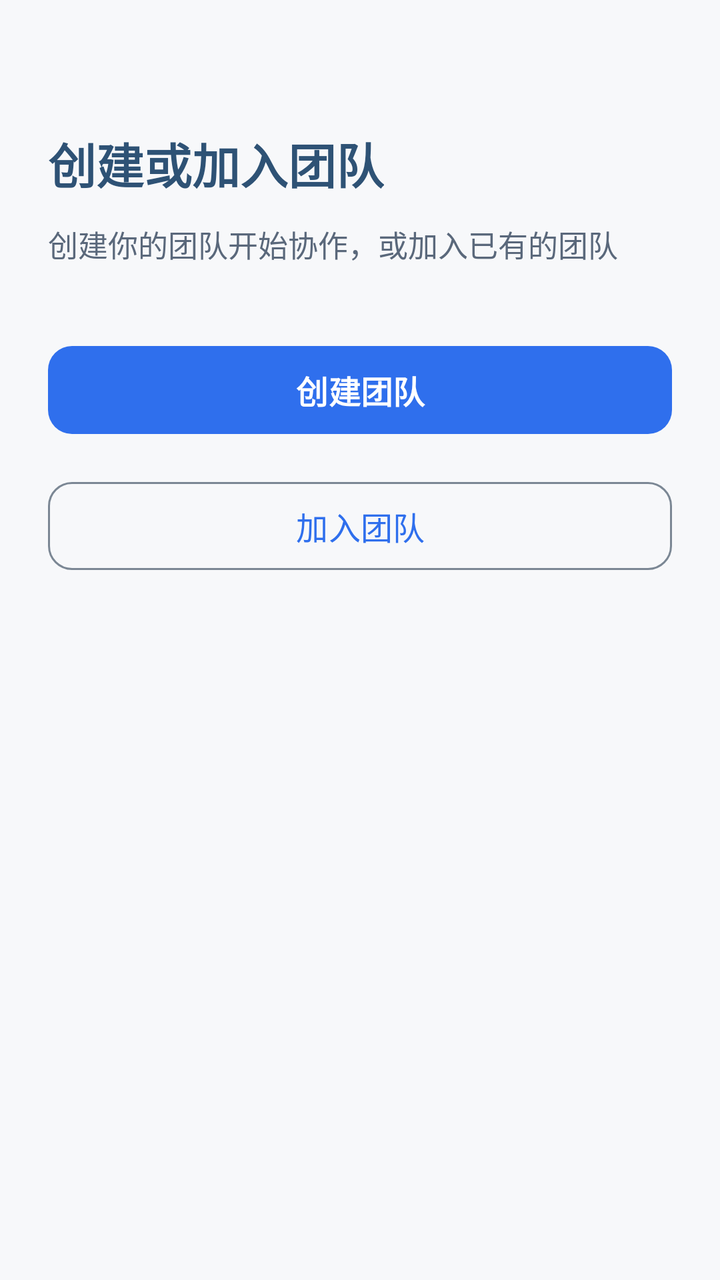
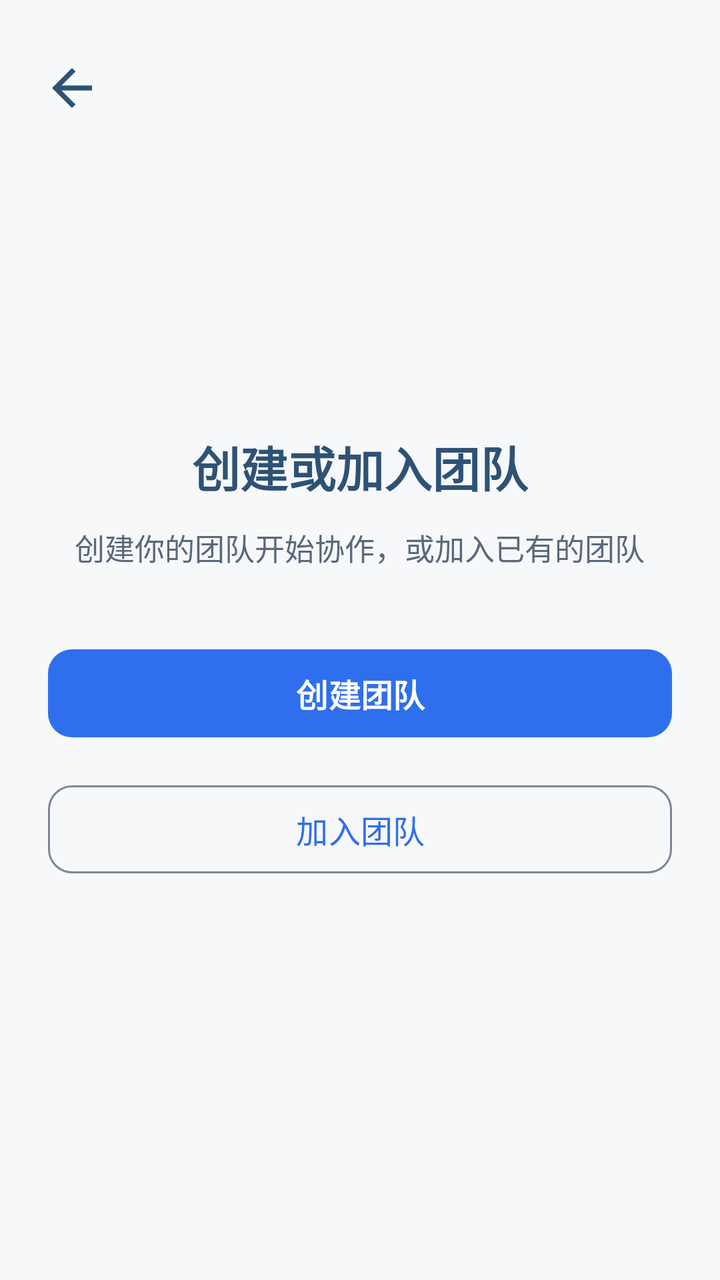

Before-and-after screenshots of an Android layout around one commit, followed by the original layout XML and the change that was made.
<!-- AndroidManifest.xml: application theme Theme.Qgent -->
<!-- res/layout/activity_team_entry.xml -->
<?xml version="1.0" encoding="utf-8"?>
<androidx.constraintlayout.widget.ConstraintLayout xmlns:android="http://schemas.android.com/apk/res/android"
    xmlns:app="http://schemas.android.com/apk/res-auto"
    android:layout_width="match_parent"
    android:layout_height="match_parent"
    android:background="@color/off_white"
    android:paddingHorizontal="24dp">

    <TextView
        android:id="@+id/tvTitle"
        android:layout_width="wrap_content"
        android:layout_height="wrap_content"
        android:layout_marginTop="64dp"
        android:text="@string/team_entry_title"
        android:textColor="@color/navy"
        android:textSize="24sp"
        android:textStyle="bold"
        app:layout_constraintStart_toStartOf="parent"
        app:layout_constraintTop_toTopOf="parent" />

    <TextView
        android:id="@+id/tvSubtitle"
        android:layout_width="wrap_content"
        android:layout_height="wrap_content"
        android:layout_marginTop="12dp"
        android:text="@string/team_entry_subtitle"
        android:textColor="@color/slate_gray"
        android:textSize="15sp"
        app:layout_constraintStart_toStartOf="parent"
        app:layout_constraintTop_toBottomOf="@id/tvTitle" />

    <com.google.android.material.button.MaterialButton
        android:id="@+id/btnCreateTeam"
        android:layout_width="0dp"
        android:layout_height="wrap_content"
        android:layout_marginTop="36dp"
        android:minHeight="52dp"
        android:text="@string/team_entry_create"
        android:textSize="16sp"
        android:textStyle="bold"
        app:cornerRadius="12dp"
        app:layout_constraintEnd_toEndOf="parent"
        app:layout_constraintStart_toStartOf="parent"
        app:layout_constraintTop_toBottomOf="@id/tvSubtitle" />

    <com.google.android.material.button.MaterialButton
        android:id="@+id/btnJoinTeam"
        style="@style/Widget.Material3.Button.OutlinedButton"
        android:layout_width="0dp"
        android:layout_height="wrap_content"
        android:layout_marginTop="16dp"
        android:minHeight="52dp"
        android:text="@string/team_entry_join"
        android:textSize="16sp"
        app:cornerRadius="12dp"
        app:layout_constraintEnd_toEndOf="parent"
        app:layout_constraintStart_toStartOf="parent"
        app:layout_constraintTop_toBottomOf="@id/btnCreateTeam" />

</androidx.constraintlayout.widget.ConstraintLayout>
<!-- resources referenced by this layout -->
<resources>
  <color name="navy">#2E5275</color>
  <color name="off_white">#F7F8FA</color>
  <color name="slate_gray">#5A687B</color>
  <string name="team_entry_create">创建团队</string>
  <string name="team_entry_join">加入团队</string>
  <string name="team_entry_subtitle">创建你的团队开始协作，或加入已有的团队</string>
  <string name="team_entry_title">创建或加入团队</string>
  <style name="Theme.Qgent" parent="Base.Theme.Qgent" />
  <style name="Base.Theme.Qgent" parent="Theme.Material3.DayNight.NoActionBar">
          <item name="colorPrimary">@color/primary</item>
          <item name="colorOnPrimary">@color/white</item>
          <item name="colorPrimaryContainer">@color/primary_container</item>
          <item name="colorOnPrimaryContainer">@color/on_primary_container</item>
          <item name="colorSecondary">@color/teal</item>
          <item name="colorOnSecondary">@color/white</item>
          <item name="colorTertiary">@color/status_yellow</item>
          <item name="colorOnTertiary">@color/white</item>
          <item name="android:colorBackground">@color/off_white</item>
          <item name="colorSurface">@color/white</item>
          <item name="colorOnSurface">@color/charcoal</item>
          <item name="colorOnBackground">@color/charcoal</item>
          <item name="colorOutline">@color/gray</item>
          <item name="colorSurfaceVariant">@color/light_gray</item>
          <item name="colorOnSurfaceVariant">@color/gray_dark</item>
          <item name="android:statusBarColor">@android:color/transparent</item>
      </style>
  <color name="primary">#2F6FED</color>
  <color name="white">#FFFFFFFF</color>
  <color name="primary_container">#E6F0FF</color>
  <color name="on_primary_container">#001B3C</color>
  <color name="teal">#137C8A</color>
  <color name="status_yellow">#B7791F</color>
  <color name="charcoal">#17202A</color>
  <color name="gray">#7B8794</color>
  <color name="light_gray">#E4E9F0</color>
  <color name="gray_dark">#4B5563</color>
</resources>

<!-- the commit's change to res/layout/activity_team_entry.xml (unified diff, before → after) -->
@@ -3,58 +3,77 @@
     xmlns:app="http://schemas.android.com/apk/res-auto"
     android:layout_width="match_parent"
     android:layout_height="match_parent"
-    android:background="@color/off_white"
-    android:paddingHorizontal="24dp">
+    android:background="@color/off_white">
 
-    <TextView
-        android:id="@+id/tvTitle"
-        android:layout_width="wrap_content"
-        android:layout_height="wrap_content"
-        android:layout_marginTop="64dp"
-        android:text="@string/team_entry_title"
-        android:textColor="@color/navy"
-        android:textSize="24sp"
-        android:textStyle="bold"
+    <ImageButton
+        android:id="@+id/btnBackToLogin"
+        android:layout_width="48dp"
+        android:layout_height="48dp"
+        android:layout_marginStart="12dp"
+        android:layout_marginTop="20dp"
+        android:background="?attr/selectableItemBackgroundBorderless"
+        android:contentDescription="@string/team_entry_back_to_login"
+        android:padding="12dp"
+        android:src="@drawable/ic_back"
+        app:tint="@color/navy"
         app:layout_constraintStart_toStartOf="parent"
         app:layout_constraintTop_toTopOf="parent" />
 
-    <TextView
-        android:id="@+id/tvSubtitle"
-        android:layout_width="wrap_content"
-        android:layout_height="wrap_content"
-        android:layout_marginTop="12dp"
-        android:text="@string/team_entry_subtitle"
-        android:textColor="@color/slate_gray"
-        android:textSize="15sp"
-        app:layout_constraintStart_toStartOf="parent"
-        app:layout_constraintTop_toBottomOf="@id/tvTitle" />
-
-    <com.google.android.material.button.MaterialButton
-        android:id="@+id/btnCreateTeam"
+    <LinearLayout
         android:layout_width="0dp"
         android:layout_height="wrap_content"
-        android:layout_marginTop="36dp"
-        android:minHeight="52dp"
-        android:text="@string/team_entry_create"
-        android:textSize="16sp"
-        android:textStyle="bold"
-        app:cornerRadius="12dp"
+        android:layout_marginStart="24dp"
+        android:layout_marginEnd="24dp"
+        android:gravity="center_horizontal"
+        android:orientation="vertical"
+        app:layout_constraintBottom_toBottomOf="parent"
         app:layout_constraintEnd_toEndOf="parent"
         app:layout_constraintStart_toStartOf="parent"
-        app:layout_constraintTop_toBottomOf="@id/tvSubtitle" />
+        app:layout_constraintTop_toTopOf="parent"
+        app:layout_constraintVertical_bias="0.52">
 
-    <com.google.android.material.button.MaterialButton
-        android:id="@+id/btnJoinTeam"
-        style="@style/Widget.Material3.Button.OutlinedButton"
-        android:layout_width="0dp"
-        android:layout_height="wrap_content"
-        android:layout_marginTop="16dp"
-        android:minHeight="52dp"
-        android:text="@string/team_entry_join"
-        android:textSize="16sp"
-        app:cornerRadius="12dp"
-        app:layout_constraintEnd_toEndOf="parent"
-        app:layout_constraintStart_toStartOf="parent"
-        app:layout_constraintTop_toBottomOf="@id/btnCreateTeam" />
+        <TextView
+            android:id="@+id/tvTitle"
+            android:layout_width="wrap_content"
+            android:layout_height="wrap_content"
+            android:gravity="center"
+            android:text="@string/team_entry_title"
+            android:textColor="@color/navy"
+            android:textSize="24sp"
+            android:textStyle="bold" />
+
+        <TextView
+            android:id="@+id/tvSubtitle"
+            android:layout_width="wrap_content"
+            android:layout_height="wrap_content"
+            android:layout_marginTop="12dp"
+            android:gravity="center"
+            android:text="@string/team_entry_subtitle"
+            android:textAlignment="center"
+            android:textColor="@color/slate_gray"
+            android:textSize="15sp" />
+
+        <com.google.android.material.button.MaterialButton
+            android:id="@+id/btnCreateTeam"
+            android:layout_width="match_parent"
+            android:layout_height="wrap_content"
+            android:layout_marginTop="36dp"
+            android:minHeight="52dp"
+            android:text="@string/team_entry_create"
+            android:textSize="16sp"
+            android:textStyle="bold"
+            app:cornerRadius="12dp" />
+
+        <com.google.android.material.button.MaterialButton
+            android:id="@+id/btnJoinTeam"
+            style="@style/Widget.Material3.Button.OutlinedButton"
+            android:layout_width="match_parent"
+            android:layout_height="wrap_content"
+            android:layout_marginTop="16dp"
+            android:minHeight="52dp"
+            android:text="@string/team_entry_join"
+            android:textSize="16sp"
+            app:cornerRadius="12dp" />
+    </LinearLayout>
 
 </androidx.constraintlayout.widget.ConstraintLayout>
<!-- resource entries referenced after the edit -->
@@ -3,6 +3,17 @@
   <color name="navy">#2E5275</color>
   <color name="off_white">#F7F8FA</color>
   <color name="slate_gray">#5A687B</color>
+  <!-- drawable ic_back (drawable) -->
+  <vector xmlns:android="http://schemas.android.com/apk/res/android"
+      android:width="30dp"
+      android:height="30dp"
+      android:viewportWidth="24"
+      android:viewportHeight="24">
+      <path
+          android:fillColor="#FF000000"
+          android:pathData="M20,11L7.83,11l5.59,-5.59L12,4l-8,8 8,8 1.41,-1.41L7.83,13L20,13v-2z" />
+  </vector>
+  <string name="team_entry_back_to_login">返回登录</string>
   <string name="team_entry_create">创建团队</string>
   <string name="team_entry_join">加入团队</string>
   <string name="team_entry_subtitle">创建你的团队开始协作，或加入已有的团队</string>
